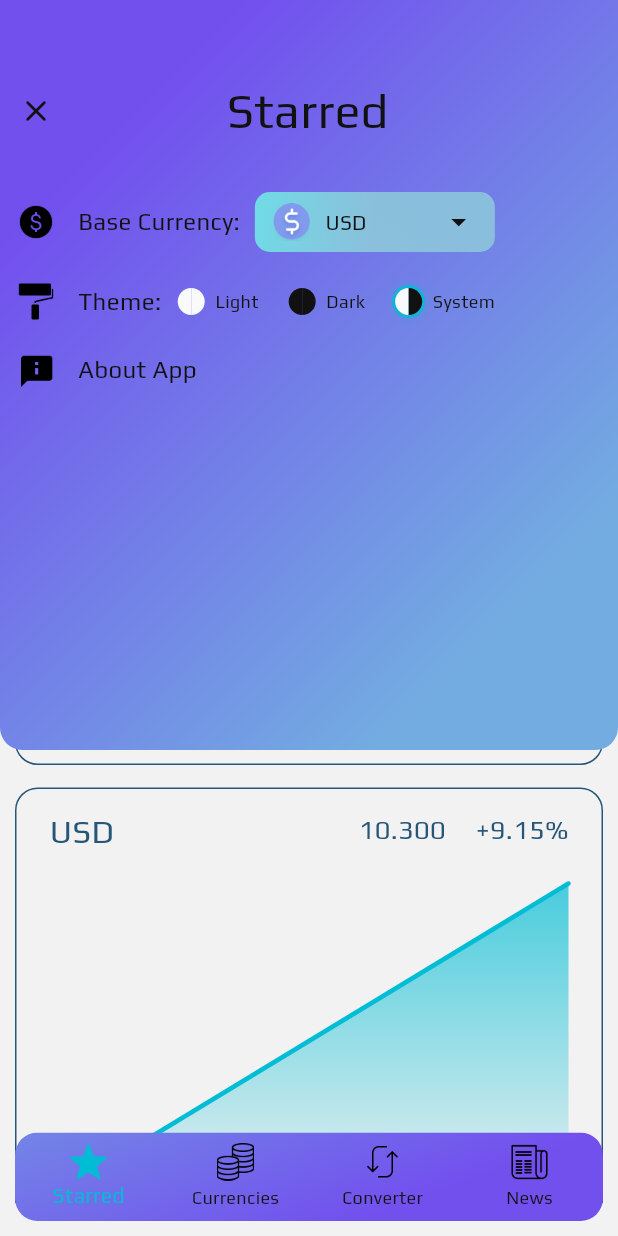
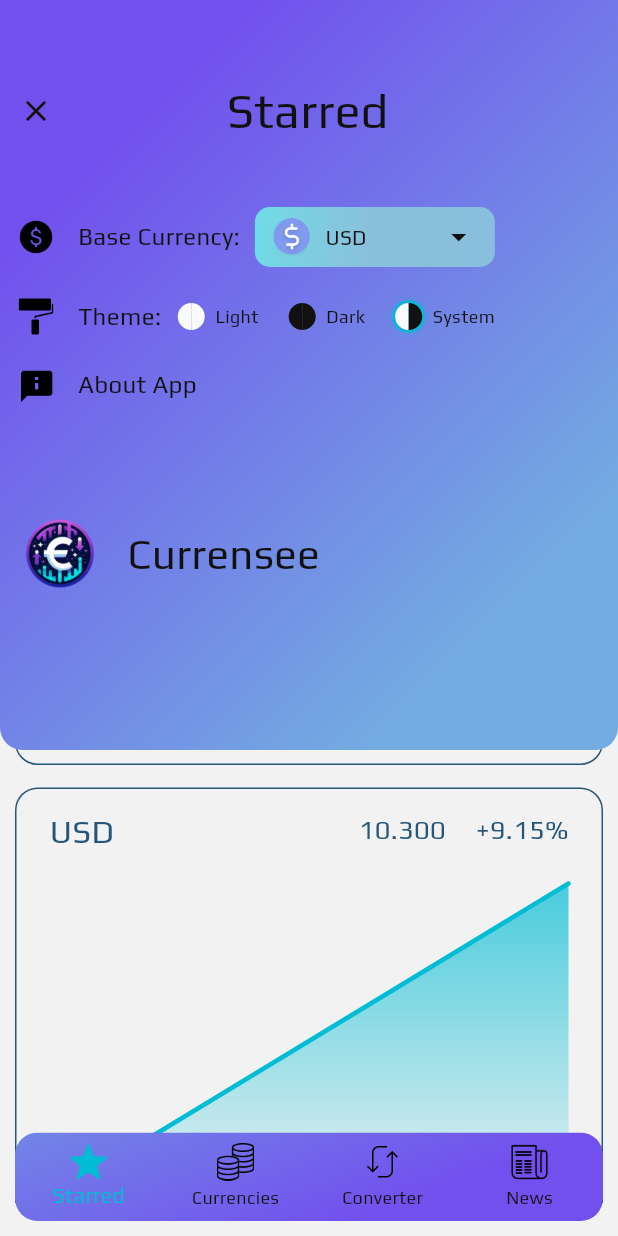
Before and after one commit to ASR1221/currency_exchange_flutter_app, a Flutter app: the screen it shows after launch, after a tap on the "menu" icon, on a phone screen of 412 x 824 dp. Run offline on Flutter 3.47's test engine with Material 3 defaults, Android fonts, the phone set to English and light mode, and no system bars; drawn by our look-alikes of dropdown_button2, fl_chart; our stand-ins replace shared_preferences; network calls fail.

Commit message:
ADD: logo to top bar

```diff
--- a/lib/widgets/top_bar.dart
+++ b/lib/widgets/top_bar.dart
@@ -53,7 +53,7 @@ class _TopBarState extends State<TopBar> {
 
     if (widget.isOpen) {
 
-      Future.delayed(const Duration(milliseconds: 150), () {
+      Future.delayed(const Duration(milliseconds: 250), () {
         setState(() {
           topBarContent = [
             const SizedBox(height: 50,),
@@ -70,7 +70,7 @@ class _TopBarState extends State<TopBar> {
                 const SizedBox(width: 50),
               ]
             ),
-            const SizedBox(height: 30,),
+            const SizedBox(height: 40,),
             Row(children: [
               const SizedBox(width: 9,),
               SizedBox(width: 30, child: Image.asset("images/coin.png")),
@@ -102,6 +102,17 @@ class _TopBarState extends State<TopBar> {
                     const Text("About App", style: TextStyle(fontSize: 16, color: colors.lightThemeTextColor),),
                   ],
                 ),
+              ),
+            ),
+            const SizedBox(height: 75,),
+            Padding(
+              padding: const EdgeInsets.symmetric(horizontal: 15),
+              child: Row(
+                children: [
+                  Image.asset("images/logo.png", width: 50, height: 50,),
+                  const SizedBox(width: 20,),
+                  const Text("Currensee", style: TextStyle(fontSize: 28, color: colors.lightThemeTextColor),)
+                ],
               ),
             ),
           ];
```
Also changed, not shown: images/bg-logo.jpg (added), images/logo.png (added).
